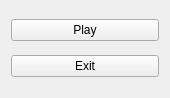
Old version of the form planet_of_the_grizzlies/potg/views/potg_main.ui in the repository josephbirkner/planet-of-the-grizzlies.
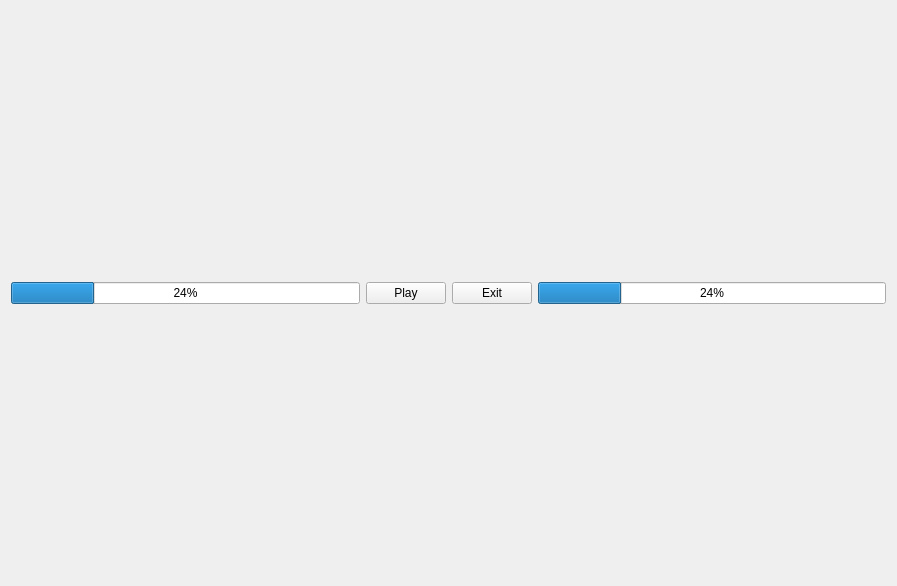
New version of the form.

The edit to the form file:
```diff
--- a/planet_of_the_grizzlies/potg/views/potg_main.ui
+++ b/planet_of_the_grizzlies/potg/views/potg_main.ui
@@ -6,14 +6,21 @@
    <rect>
     <x>0</x>
     <y>0</y>
-    <width>170</width>
-    <height>98</height>
+    <width>897</width>
+    <height>586</height>
    </rect>
   </property>
   <property name="windowTitle">
    <string>Form</string>
   </property>
-  <layout class="QVBoxLayout" name="verticalLayout">
+  <layout class="QHBoxLayout" name="horizontalLayout">
+   <item>
+    <widget class="QProgressBar" name="progressBar">
+     <property name="value">
+      <number>24</number>
+     </property>
+    </widget>
+   </item>
    <item>
     <widget class="QPushButton" name="playButton">
      <property name="text">
@@ -28,6 +35,13 @@
      </property>
     </widget>
    </item>
+   <item>
+    <widget class="QProgressBar" name="progressBar2">
+     <property name="value">
+      <number>24</number>
+     </property>
+    </widget>
+   </item>
   </layout>
  </widget>
  <resources/>
```
